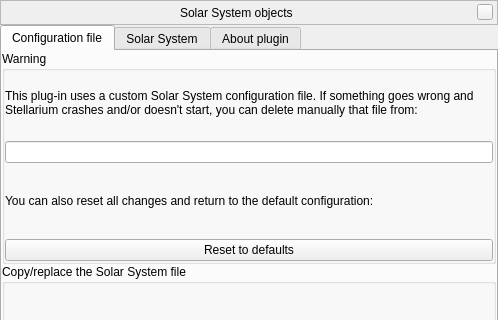
This is plugins/SolarSystemEditor/src/gui/solarSystemManagerWindow.ui in 519984307/stellarium_src as Qt 5 draws it before an edit; both pictures show x 0 to 498 and y 0 to 320 of the 498 by 478 pixel window. The edited form follows.
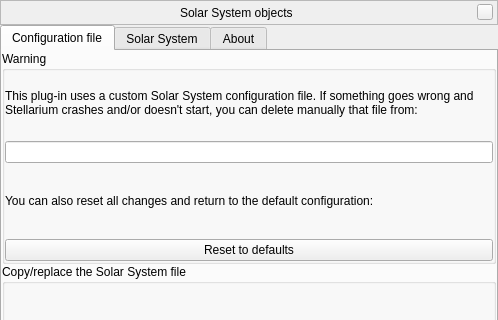
This is the edited form. The open tabs and pages were chosen to show the change. Custom widgets are drawn as their Qt base class.

```diff
--- a/plugins/SolarSystemEditor/src/gui/solarSystemManagerWindow.ui
+++ b/plugins/SolarSystemEditor/src/gui/solarSystemManagerWindow.ui
@@ -306,7 +306,7 @@
      </widget>
      <widget class="QWidget" name="tabAbout">
       <attribute name="title">
-       <string>About plugin</string>
+       <string comment="tab in plugin windows">About</string>
       </attribute>
       <layout class="QVBoxLayout" name="verticalLayout_4">
        <item>
```
Left out of the diff: 3 changed lines with no effect on the pictures.
